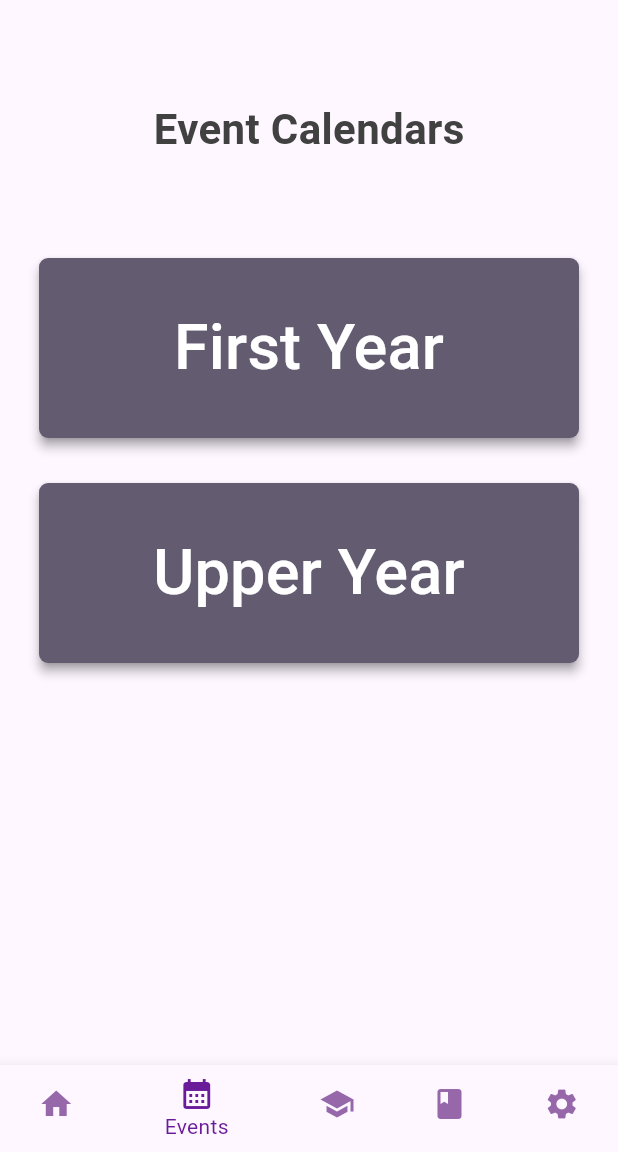
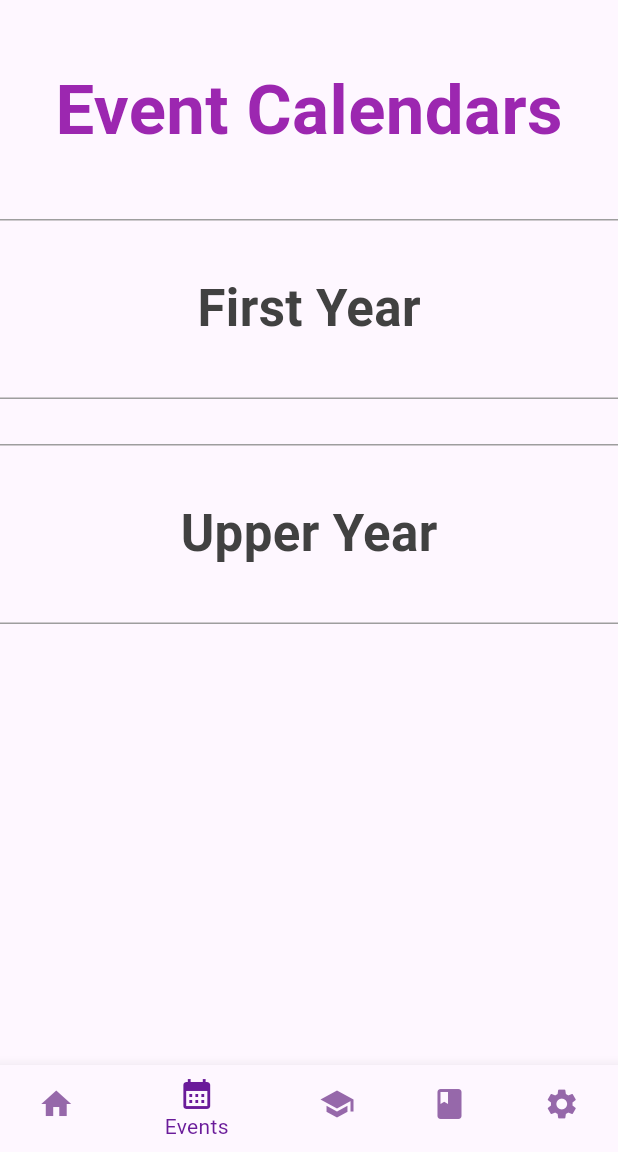
Before and after one commit to ebajec/EngLinks-App, a Flutter app: the screen it shows after launch, item 2 of the bottom bar chosen, on a phone screen of 412 x 824 dp, the part 84-1236 px from its top. Run offline on Flutter 3.47's test engine with Material 2 defaults, Android fonts, the phone set to English and light mode, and no system bars; our stand-ins replace image_picker, table_calendar; network calls fail; Roboto replaces fonts that are missing (Helvetica).

Commit message:
Changed style of a few buttons and tweaked fonts

```diff
--- a/lib/events_page.dart
+++ b/lib/events_page.dart
@@ -28,7 +28,7 @@ class CalendarSelectionScreen extends StatelessWidget {
 
   @override
   Widget build(BuildContext context) {
-    TextStyle buttonTextStyle = MyTextStyles.buttonLarge(context);
+    TextStyle buttonTextStyle = MyTextStyles.bold(context, 32);
     ButtonStyle buttonStyle = MyButtonStyles.buttonStyleLarge(context);
 
     var appState = context.watch<AppState>();
@@ -36,13 +36,16 @@ class CalendarSelectionScreen extends StatelessWidget {
     return Center(
       child: Column(
         children: [
-          Padding(
-            padding: const EdgeInsets.all(66),
-            child: Text('Event Calendars',
-                style: MyTextStyles.titleMedium(context)),
+          SizedBox(
+            height: 40,
           ),
-          ElevatedButton(
-              style: buttonStyle,
+          Text('Event Calendars', style: MyTextStyles.titleLarge(context)),
+          SizedBox(
+            height: 40,
+          ),
+          WideButton(
+            textStyle: MyTextStyles.bold(context, 34),
+            height: 120,
             onPressed: () {
               appState.retrieveEventData('first year');
               Navigator.push(
@@ -54,13 +57,12 @@ class CalendarSelectionScreen extends StatelessWidget {
                         )),
               );
             },
-              child: Text(
-                'First Year',
-                style: buttonTextStyle,
-              )),
+            label: 'First Year',
+          ),
           SizedBox(height: buttonSpacing),
-          ElevatedButton(
-              style: buttonStyle,
+          WideButton(
+            textStyle: MyTextStyles.bold(context, 34),
+            height: 120,
             onPressed: () {
               appState.retrieveEventData('upper year');
 
@@ -73,10 +75,8 @@ class CalendarSelectionScreen extends StatelessWidget {
                         )),
               );
             },
-              child: Text(
-                'Upper Year',
-                style: buttonTextStyle,
-              ))
+            label: 'Upper Year',
+          )
         ],
       ),
     );
--- a/lib/login.dart
+++ b/lib/login.dart
@@ -119,7 +119,7 @@ class LoginFormState extends State<LoginForm> {
                     }
                   },
                   style: MyButtonStyles.buttonStyleLarge(context),
-                  child: const Text('Login'),
+                  child: Text('Login', style: MyTextStyles.bold(context, 14)),
                 ),
               ),
             ),
--- a/lib/misc_widgets.dart
+++ b/lib/misc_widgets.dart
@@ -1,4 +1,5 @@
 import 'package:flutter/material.dart';
+import 'my_styles.dart';
 
 class AlignedText extends StatelessWidget {
   final String text;
@@ -27,11 +28,12 @@ class AlignedText extends StatelessWidget {
 class AlignedBar extends StatelessWidget {
   const AlignedBar({
     super.key,
+    this.alignment = Alignment.centerLeft,
     required this.width,
   });
 
   final double width;
-  final Alignment alignment = Alignment.centerLeft;
+  final Alignment alignment;
   final Color color = Colors.black;
 
   @override
@@ -51,3 +53,47 @@ class AlignedBar extends StatelessWidget {
     );
   }
 }
+
+class WideButton extends StatelessWidget {
+  final String label;
+  final VoidCallback onPressed;
+
+  const WideButton({
+    required this.label,
+    required this.onPressed,
+    this.height = 50,
+    this.textStyle = const TextStyle(),
+    this.textAlign = Alignment.center,
+  });
+
+  final double height;
+  final TextStyle textStyle;
+  final Alignment textAlign;
+
+  @override
+  Widget build(BuildContext context) {
+    return Container(
+      width: double.infinity,
+      height: height,
+      decoration: BoxDecoration(
+        border: Border(
+          top: BorderSide(color: Colors.grey),
+          bottom: BorderSide(color: Colors.grey),
+        ),
+      ),
+      child: Material(
+        color: Colors.transparent,
+        child: InkWell(
+          onTap: onPressed,
+          child: Center(
+            child: AlignedText(
+              text: label,
+              style: textStyle,
+              alignment: textAlign,
+            ),
+          ),
+        ),
+      ),
+    );
+  }
+}
--- a/lib/my_styles.dart
+++ b/lib/my_styles.dart
@@ -6,23 +6,26 @@ of consistency.*/
 class MyButtonStyles {
   static ButtonStyle buttonStyleLarge(BuildContext context) {
     return ElevatedButton.styleFrom(
-      primary: Theme.of(context).colorScheme.secondary,
-      onPrimary: Colors.white,
-      shadowColor: Theme.of(context).colorScheme.outline,
-      elevation: 3,
-      shape: RoundedRectangleBorder(borderRadius: BorderRadius.circular(6.0)),
-      minimumSize: Size(360, 120),
-    );
+        shape: RoundedRectangleBorder(
+          borderRadius: BorderRadius.circular(4.0),
+          side: BorderSide(
+            color: Colors.black,
+            width: 2.0, // adjust border width as needed
+          ),
+        ),
+        padding: EdgeInsets.symmetric(vertical: 16.0, horizontal: 24.0),
+        backgroundColor: Theme.of(context).colorScheme.background,
+        minimumSize: Size(300, 120));
   }
 }
 
 class MyTextStyles {
   static TextStyle titleLarge(BuildContext context) {
     return TextStyle(
-        fontSize: 50,
+        fontSize: 46,
         fontFamily: 'Helvetica',
         fontWeight: FontWeight.bold,
-        color: Color.fromARGB(255, 85, 56, 136));
+        color: Colors.purple);
   }
 
   static TextStyle titleMedium(BuildContext context) {
@@ -43,9 +46,9 @@ class MyTextStyles {
 
   static TextStyle buttonLarge(BuildContext context) {
     return TextStyle(
-      fontSize: 42,
-      fontFamily: 'Helvetica',
-    );
+        fontSize: 42,
+        fontFamily: 'Helvetica',
+        color: Color.fromARGB(255, 65, 65, 65));
   }
 
   static TextStyle appBarLarge(BuildContext context) {
--- a/lib/options_page.dart
+++ b/lib/options_page.dart
@@ -69,7 +69,9 @@ class _AccountPageState extends State<AccountPage> {
       return Column(
         children: [
           SizedBox(height: 10),
-          OptionButton(
+          WideButton(
+              textStyle: MyTextStyles.bold(context, 16),
+              textAlign: Alignment.centerLeft,
               label: 'Log out',
               onPressed: () {
                 appState.logout();
@@ -131,42 +133,7 @@ class _DebugPageState extends State<DebugPage> {
   }
 }
 
-class OptionButton extends StatelessWidget {
-  final String label;
-  final VoidCallback onPressed;
 
-  const OptionButton({
-    required this.label,
-    required this.onPressed,
-  });
-
-  @override
-  Widget build(BuildContext context) {
-    return Container(
-      width: double.infinity,
-      height: 50,
-      decoration: BoxDecoration(
-        border: Border(
-          top: BorderSide(color: Colors.grey),
-          bottom: BorderSide(color: Colors.grey),
-        ),
-      ),
-      child: Material(
-        color: Colors.transparent,
-        child: InkWell(
-          onTap: onPressed,
-          child: Center(
-            child: AlignedText(
-              text: label,
-              style: MyTextStyles.bold(context, 18),
-              alignment: Alignment.centerLeft,
-            ),
-          ),
-        ),
-      ),
-    );
-  }
-}
 
 // Possibly useful unused code snippets VVV
 
--- a/pubspec.yaml
+++ b/pubspec.yaml
@@ -9,6 +9,7 @@ environment:
   sdk: '>=2.18.4 <3.0.0'
 
 dependencies:
+  image_picker:
   flutter:
     sdk: flutter
 
@@ -25,9 +26,8 @@ dev_dependencies:
   flutter_launcher_name: "^0.0.1"
   flutter_test:
     sdk: flutter
+  flutter_lints: ^2.0.0
 
-
-  flutter_lints: ^2.0.0
 
 flutter:
   uses-material-design: true
```
Also changed, not shown: pubspec.lock. Lines whose indentation alone changed are shown as unchanged.
